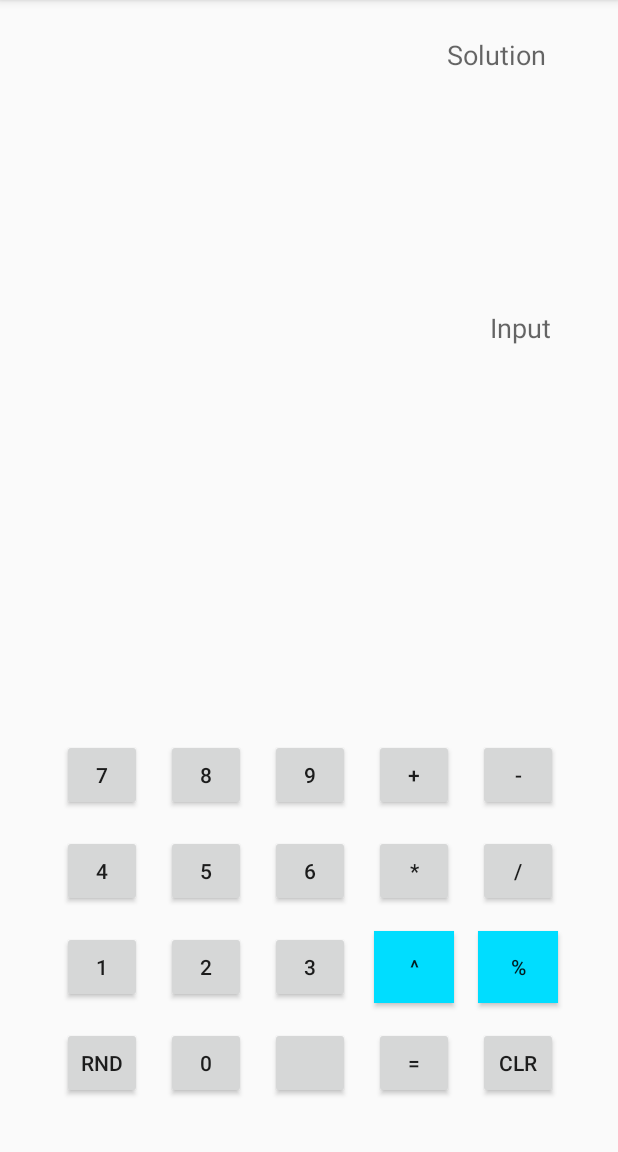
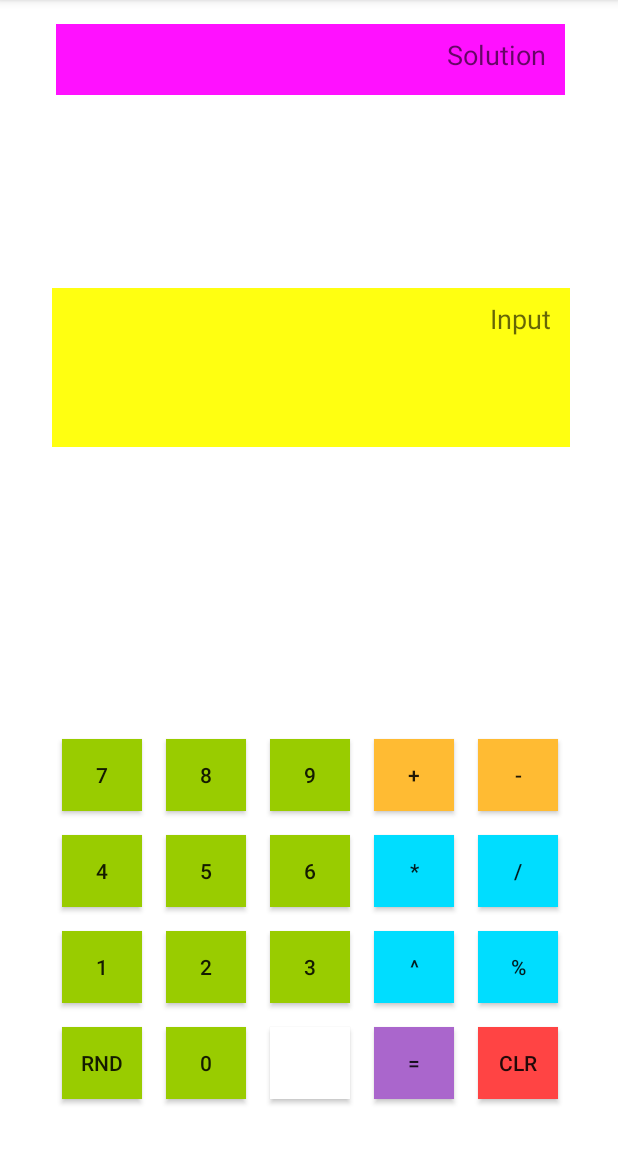
Before and after one commit to portermichael/AndroidCalculator, an Android app: the screen it shows after launch (MainActivity), on a phone screen of 412 x 824 dp, the part 84-1236 px from its top. Run offline under Robolectric (Android 15) with nearby library versions, the phone set to English and light mode, and no system bars.

Commit message:
added color

```diff
--- a/app/src/main/java/com/example/porter/calculator/MainActivity.java
+++ b/app/src/main/java/com/example/porter/calculator/MainActivity.java
@@ -240,13 +240,15 @@ public class MainActivity extends AppCompatActivity {
         int first;
         int second;
         String holder;
+        int tempInt;
         String operatorCheck;
         for (int i = 0; i < inputArrayList.size(); i++) {
             operatorCheck = inputArrayList.get(i);
             if (operatorCheck.equals("^")) {
                 first = Integer.parseInt(outputArray.get(outputArray.size() - 1));
                 second = Integer.parseInt(inputArrayList.get(i + 1));
-                holder = Double.toString(Math.pow(first, second));
+                tempInt = (int) (Math.pow(first, second));
+                holder = Integer.toString(tempInt);
                 outputArray.set(outputArray.size() - 1, holder);
                 i++;
             } else if (operatorCheck.equals("*")) {
--- a/app/src/main/res/layout/activity_main.xml
+++ b/app/src/main/res/layout/activity_main.xml
@@ -5,16 +5,18 @@
     android:layout_width="match_parent"
     android:layout_height="match_parent"
     android:minHeight="220dp"
+    android:background="#fff"
     tools:context="com.example.porter.calculator.MainActivity">
 
     <TextView
         android:id="@+id/textInput"
         android:layout_width="345dp"
-        android:layout_height="85dp"
+        android:layout_height="106dp"
         android:layout_marginBottom="8dp"
         android:layout_marginEnd="8dp"
         android:layout_marginStart="8dp"
         android:layout_marginTop="8dp"
+        android:background="#ff1"
         android:gravity="right"
         android:padding="8dp"
         android:text="Input "
@@ -28,10 +30,11 @@
     <TextView
         android:id="@+id/textSolution"
         android:layout_width="339dp"
-        android:layout_height="38dp"
+        android:layout_height="47dp"
         android:layout_marginEnd="8dp"
         android:layout_marginStart="8dp"
         android:layout_marginTop="16dp"
+        android:background="#f1f"
         android:gravity="right"
         android:padding="8dp"
         android:text="Solution "
@@ -59,6 +62,7 @@
             android:layout_width="53dp"
             android:layout_height="48dp"
             android:layout_margin="8dp"
+            android:background="@android:color/holo_green_light"
             android:text="7"
             tools:layout_editor_absoluteX="16dp"
             tools:layout_editor_absoluteY="133dp" />
@@ -68,6 +72,7 @@
             android:layout_width="53dp"
             android:layout_height="48dp"
             android:layout_margin="8dp"
+            android:background="@android:color/holo_green_light"
             android:text="8"
             tools:layout_editor_absoluteX="83dp"
             tools:layout_editor_absoluteY="133dp" />
@@ -77,6 +82,7 @@
             android:layout_width="53dp"
             android:layout_height="48dp"
             android:layout_margin="8dp"
+            android:background="@android:color/holo_green_light"
             android:text="9"
             tools:layout_editor_absoluteX="148dp"
             tools:layout_editor_absoluteY="133dp" />
@@ -86,6 +92,7 @@
             android:layout_width="53dp"
             android:layout_height="48dp"
             android:layout_margin="8dp"
+            android:background="@android:color/holo_orange_light"
             android:text="+"
             tools:layout_editor_absoluteX="222dp"
             tools:layout_editor_absoluteY="133dp" />
@@ -95,6 +102,7 @@
             android:layout_width="53dp"
             android:layout_height="48dp"
             android:layout_margin="8dp"
+            android:background="@android:color/holo_orange_light"
             android:text="-"
             tools:layout_editor_absoluteX="222dp"
             tools:layout_editor_absoluteY="199dp" />
@@ -104,6 +112,7 @@
             android:layout_width="53dp"
             android:layout_height="48dp"
             android:layout_margin="8dp"
+            android:background="@android:color/holo_green_light"
             android:text="4"
             tools:layout_editor_absoluteX="16dp"
             tools:layout_editor_absoluteY="199dp" />
@@ -113,6 +122,7 @@
             android:layout_width="53dp"
             android:layout_height="48dp"
             android:layout_margin="8dp"
+            android:background="@android:color/holo_green_light"
             android:text="5"
             tools:layout_editor_absoluteX="83dp"
             tools:layout_editor_absoluteY="199dp" />
@@ -122,6 +132,7 @@
             android:layout_width="53dp"
             android:layout_height="48dp"
             android:layout_margin="8dp"
+            android:background="@android:color/holo_green_light"
             android:text="6"
             tools:layout_editor_absoluteX="148dp"
             tools:layout_editor_absoluteY="199dp" />
@@ -131,6 +142,7 @@
             android:layout_width="53dp"
             android:layout_height="48dp"
             android:layout_margin="8dp"
+            android:background="@android:color/holo_blue_bright"
             android:text="*"
             tools:layout_editor_absoluteX="222dp"
             tools:layout_editor_absoluteY="266dp" />
@@ -140,6 +152,7 @@
             android:layout_width="53dp"
             android:layout_height="48dp"
             android:layout_margin="8dp"
+            android:background="@android:color/holo_blue_bright"
             android:text="/"
             tools:layout_editor_absoluteX="222dp"
             tools:layout_editor_absoluteY="331dp" />
@@ -149,6 +162,7 @@
             android:layout_width="53dp"
             android:layout_height="48dp"
             android:layout_margin="8dp"
+            android:background="@android:color/holo_green_light"
             android:text="1"
             tools:layout_editor_absoluteX="16dp"
             tools:layout_editor_absoluteY="266dp" />
@@ -158,6 +172,7 @@
             android:layout_width="53dp"
             android:layout_height="48dp"
             android:layout_margin="8dp"
+            android:background="@android:color/holo_green_light"
             android:text="2"
             tools:layout_editor_absoluteX="83dp"
             tools:layout_editor_absoluteY="266dp" />
@@ -167,6 +182,7 @@
             android:layout_width="53dp"
             android:layout_height="48dp"
             android:layout_margin="8dp"
+            android:background="@android:color/holo_green_light"
             android:text="3"
             tools:layout_editor_absoluteX="148dp"
             tools:layout_editor_absoluteY="266dp" />
@@ -196,6 +212,7 @@
             android:layout_width="53dp"
             android:layout_height="48dp"
             android:layout_margin="8dp"
+            android:background="@android:color/holo_green_light"
             android:text="RND"
             tools:layout_editor_absoluteX="83dp"
             tools:layout_editor_absoluteY="331dp" />
@@ -205,6 +222,7 @@
             android:layout_width="53dp"
             android:layout_height="48dp"
             android:layout_margin="8dp"
+            android:background="@android:color/holo_green_light"
             android:text="0"
             tools:layout_editor_absoluteX="16dp"
             tools:layout_editor_absoluteY="331dp" />
@@ -214,6 +232,7 @@
             android:layout_width="53dp"
             android:layout_height="48dp"
             android:layout_margin="8dp"
+            android:background="@android:color/background_light"
             android:text=""
             tools:layout_editor_absoluteX="289dp"
             tools:layout_editor_absoluteY="266dp" />
@@ -223,6 +242,7 @@
             android:layout_width="53dp"
             android:layout_height="48dp"
             android:layout_margin="8dp"
+            android:background="@android:color/holo_purple"
             android:text="="
             tools:layout_editor_absoluteX="289dp"
             tools:layout_editor_absoluteY="331dp" />
@@ -232,6 +252,7 @@
             android:layout_width="53dp"
             android:layout_height="48dp"
             android:layout_margin="8dp"
+            android:background="@android:color/holo_red_light"
             android:text="CLR"
             tools:layout_editor_absoluteX="148dp"
             tools:layout_editor_absoluteY="331dp" />
```
